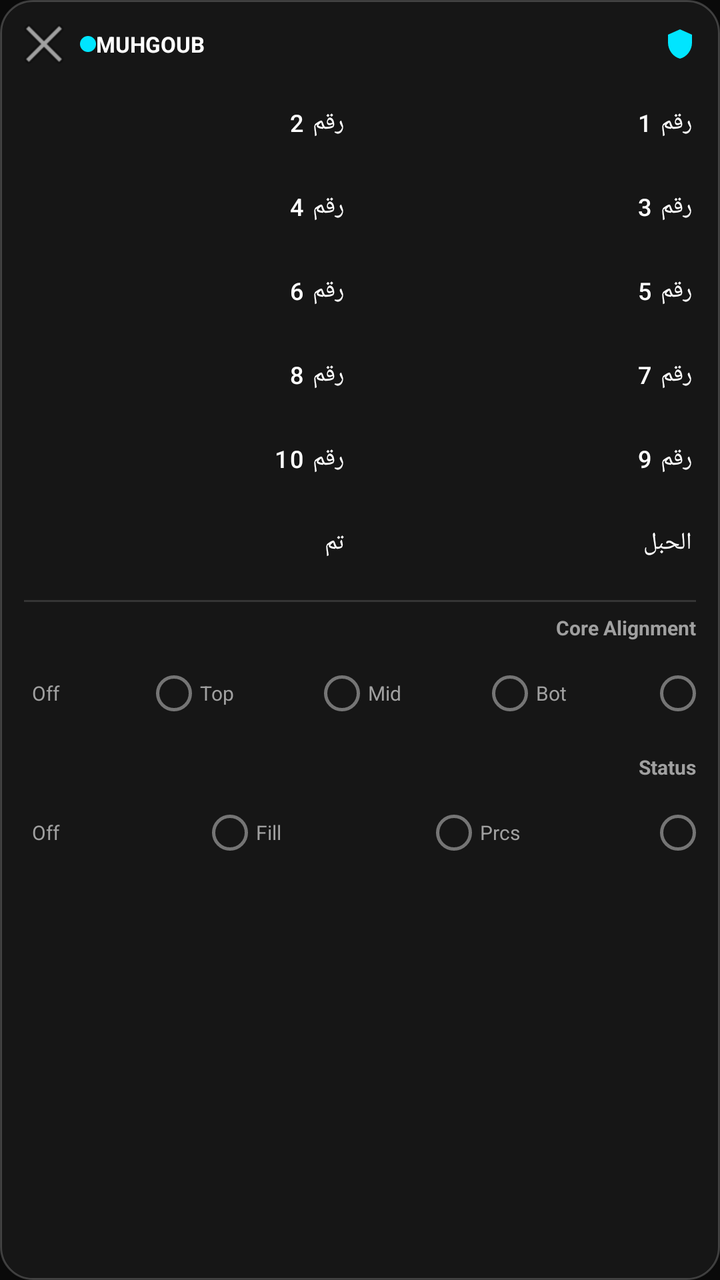
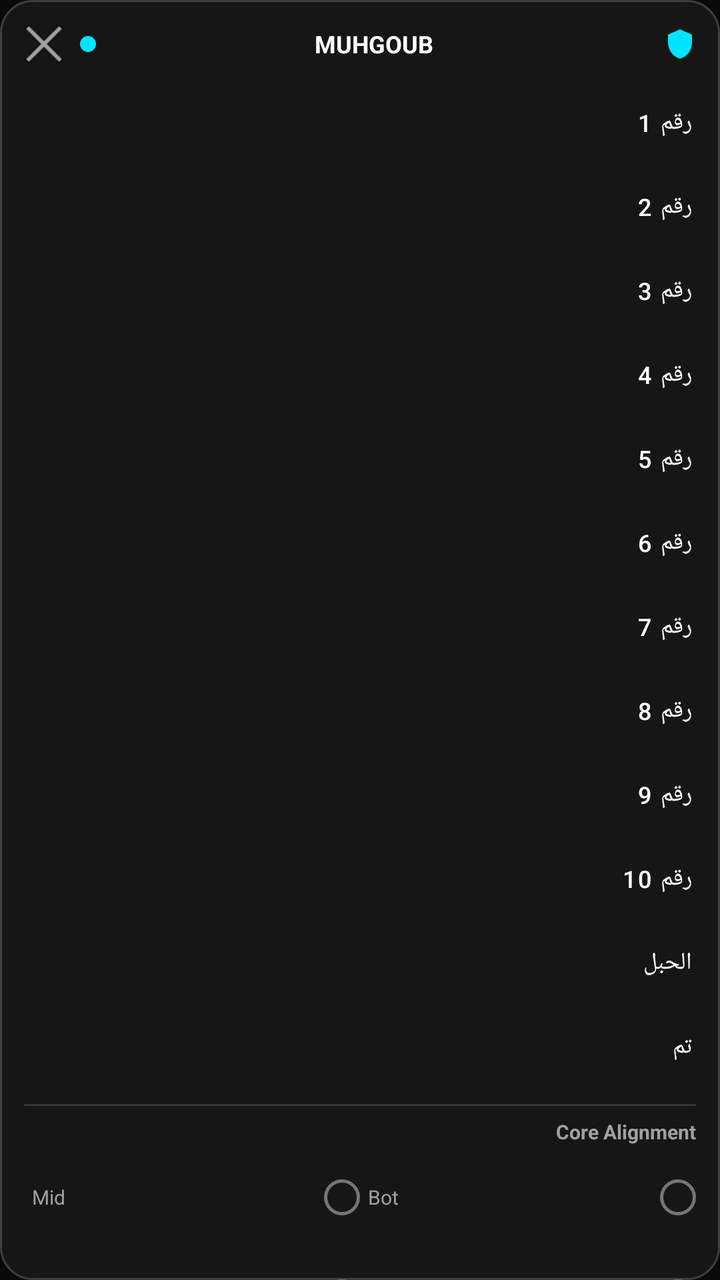

Screens rendered from an Android XML layout before and after an edit, with the pre-edit source and the edit as a unified diff.
<!-- AndroidManifest.xml: application theme Theme.MuhgoubHUD -->
<!-- res/layout/overlay_panel.xml -->
<?xml version="1.0" encoding="utf-8"?>
<FrameLayout xmlns:android="http://schemas.android.com/apk/res/android"
    android:id="@+id/panelRoot"
    android:layout_width="match_parent"
    android:layout_height="match_parent"
    android:background="@drawable/bg_panel">

    <ScrollView
        android:layout_width="match_parent"
        android:layout_height="match_parent"
        android:scrollbars="none">

    <LinearLayout
        android:layout_width="match_parent"
        android:layout_height="wrap_content"
        android:layoutDirection="rtl"
        android:orientation="vertical"
        android:padding="12dp">

    
    <LinearLayout
        android:id="@+id/dragHandle"
        android:layout_width="match_parent"
        android:layout_height="wrap_content"
        android:gravity="center_vertical"
        android:orientation="horizontal"
        android:paddingBottom="8dp">

        <ImageView
            android:layout_width="16dp"
            android:layout_height="16dp"
            android:layout_marginEnd="6dp"
            android:src="@drawable/ic_shield" />

        <TextView
            android:layout_width="0dp"
            android:layout_height="wrap_content"
            android:layout_weight="1"
            android:text="@string/app_name"
            android:textColor="@color/text_primary"
            android:textSize="11sp"
            android:textStyle="bold" />

        <View
            android:id="@+id/statusDot"
            android:layout_width="8dp"
            android:layout_height="8dp"
            android:layout_marginEnd="8dp"
            android:background="@drawable/bg_icon_circle_accent" />

        <ImageButton
            android:id="@+id/btnMinimize"
            android:layout_width="20dp"
            android:layout_height="20dp"
            android:background="@android:color/transparent"
            android:contentDescription="@string/close_panel"
            android:src="@android:drawable/ic_menu_close_clear_cancel" />

    </LinearLayout>

    
    <GridLayout
        android:id="@+id/gridTools"
        android:layout_width="match_parent"
        android:layout_height="wrap_content"
        android:columnCount="2"
        android:rowCount="6"
        android:alignmentMode="alignMargins"
        android:columnOrderPreserved="true">

        
        <Button android:id="@+id/btnTool0" style="@style/HudToggleButton" android:layout_width="0dp" android:layout_columnWeight="1" android:layout_marginEnd="6dp" android:text="رقم 1" />
        <Button android:id="@+id/btnTool1" style="@style/HudToggleButton" android:layout_width="0dp" android:layout_columnWeight="1" android:layout_marginStart="6dp" android:text="رقم 2" />

        
        <Button android:id="@+id/btnTool2" style="@style/HudToggleButton" android:layout_width="0dp" android:layout_columnWeight="1" android:layout_marginEnd="6dp" android:text="رقم 3" />
        <Button android:id="@+id/btnTool3" style="@style/HudToggleButton" android:layout_width="0dp" android:layout_columnWeight="1" android:layout_marginStart="6dp" android:text="رقم 4" />

        
        <Button android:id="@+id/btnTool4" style="@style/HudToggleButton" android:layout_width="0dp" android:layout_columnWeight="1" android:layout_marginEnd="6dp" android:text="رقم 5" />
        <Button android:id="@+id/btnTool5" style="@style/HudToggleButton" android:layout_width="0dp" android:layout_columnWeight="1" android:layout_marginStart="6dp" android:text="رقم 6" />

        
        <Button android:id="@+id/btnTool6" style="@style/HudToggleButton" android:layout_width="0dp" android:layout_columnWeight="1" android:layout_marginEnd="6dp" android:text="رقم 7" />
        <Button android:id="@+id/btnTool7" style="@style/HudToggleButton" android:layout_width="0dp" android:layout_columnWeight="1" android:layout_marginStart="6dp" android:text="رقم 8" />

        
        <Button android:id="@+id/btnTool8" style="@style/HudToggleButton" android:layout_width="0dp" android:layout_columnWeight="1" android:layout_marginEnd="6dp" android:text="رقم 9" />
        <Button android:id="@+id/btnTool9" style="@style/HudToggleButton" android:layout_width="0dp" android:layout_columnWeight="1" android:layout_marginStart="6dp" android:text="رقم 10" />

        
        <Button android:id="@+id/btnTool10" style="@style/HudToggleButton" android:layout_width="0dp" android:layout_columnWeight="1" android:layout_marginEnd="6dp" android:text="الحبل" />
        <Button android:id="@+id/btnTool11" style="@style/HudToggleButton" android:layout_width="0dp" android:layout_columnWeight="1" android:layout_marginStart="6dp" android:text="تم" />

    </GridLayout>

    
    <View
        android:layout_width="match_parent"
        android:layout_height="1dp"
        android:layout_marginTop="8dp"
        android:layout_marginBottom="6dp"
        android:background="#22FFFFFF" />

    
    <TextView
        android:layout_width="wrap_content"
        android:layout_height="wrap_content"
        android:text="@string/section_core_align"
        android:textColor="@color/text_secondary"
        android:textSize="10sp"
        android:textStyle="bold" />

    <RadioGroup
        android:id="@+id/radioCoreAlign"
        android:layout_width="match_parent"
        android:layout_height="wrap_content"
        android:layout_marginTop="2dp"
        android:orientation="horizontal">

        <RadioButton android:id="@+id/rbAlignBottom" style="@style/HudRadioButton" android:layout_width="0dp" android:layout_weight="1" android:text="@string/align_bottom" />
        <RadioButton android:id="@+id/rbAlignMid" style="@style/HudRadioButton" android:layout_width="0dp" android:layout_weight="1" android:text="@string/align_mid" />
        <RadioButton android:id="@+id/rbAlignTop" style="@style/HudRadioButton" android:layout_width="0dp" android:layout_weight="1" android:text="@string/align_top" />
        <RadioButton android:id="@+id/rbAlignOff" style="@style/HudRadioButton" android:layout_width="0dp" android:layout_weight="1" android:text="@string/align_off" />

    </RadioGroup>

    
    <TextView
        android:layout_width="wrap_content"
        android:layout_height="wrap_content"
        android:layout_marginTop="6dp"
        android:text="@string/section_status"
        android:textColor="@color/text_secondary"
        android:textSize="10sp"
        android:textStyle="bold" />

    <RadioGroup
        android:id="@+id/radioStatus"
        android:layout_width="match_parent"
        android:layout_height="wrap_content"
        android:layout_marginTop="2dp"
        android:orientation="horizontal">

        <RadioButton android:id="@+id/rbStatusPrcs" style="@style/HudRadioButton" android:layout_width="0dp" android:layout_weight="1" android:text="@string/status_prcs" />
        <RadioButton android:id="@+id/rbStatusFill" style="@style/HudRadioButton" android:layout_width="0dp" android:layout_weight="1" android:text="@string/status_fill" />
        <RadioButton android:id="@+id/rbStatusOff" style="@style/HudRadioButton" android:layout_width="0dp" android:layout_weight="1" android:text="@string/status_off" />

    </RadioGroup>

    </LinearLayout>
    </ScrollView>
</FrameLayout>
<!-- resources referenced by this layout -->
<resources>
  <color name="text_primary">#FFFFFFFF</color>
  <color name="text_secondary">#FFA0A0A0</color>
  <!-- drawable bg_icon_circle_accent (drawable) -->
  <?xml version="1.0" encoding="utf-8"?>
  <shape xmlns:android="http://schemas.android.com/apk/res/android"
      android:shape="oval">
      <solid android:color="#00E5FF" />
  </shape>
  <!-- drawable bg_panel (drawable) -->
  <?xml version="1.0" encoding="utf-8"?>
  <shape xmlns:android="http://schemas.android.com/apk/res/android"
      android:shape="rectangle">
      <solid android:color="#CC1A1A1A" />
      <corners android:radius="16dp" />
      <stroke android:width="1dp" android:color="#33FFFFFF" />
  </shape>
  <!-- drawable ic_shield (drawable) -->
  <?xml version="1.0" encoding="utf-8"?>
  <vector xmlns:android="http://schemas.android.com/apk/res/android"
      android:width="24dp"
      android:height="24dp"
      android:viewportWidth="24"
      android:viewportHeight="24">
      <path
          android:fillColor="#00E5FF"
          android:pathData="M12,1L3,5v6c0,5.55 3.84,10.74 9,12 5.16,-1.26 9,-6.45 9,-12V5l-9,-4z"/>
  </vector>
  <string name="align_bottom">Bot</string>
  <string name="align_mid">Mid</string>
  <string name="align_off">Off</string>
  <string name="align_top">Top</string>
  <string name="app_name">MUHGOUB</string>
  <string name="close_panel">إغلاق</string>
  <string name="section_core_align">Core Alignment</string>
  <string name="section_status">Status</string>
  <string name="status_fill">Fill</string>
  <string name="status_off">Off</string>
  <string name="status_prcs">Prcs</string>
  <style name="HudRadioButton">
          <item name="android:layout_width">wrap_content</item>
          <item name="android:layout_height">wrap_content</item>
          <item name="android:layout_marginEnd">4dp</item>
          <item name="android:button">@drawable/radio_selector</item>
          <item name="android:textColor">@color/text_secondary</item>
          <item name="android:textSize">10sp</item>
          <item name="android:paddingStart">4dp</item>
          <item name="android:gravity">center_vertical</item>
      </style>
  <style name="Theme.MuhgoubHUD" parent="Theme.MaterialComponents.DayNight.NoActionBar">
          <item name="colorPrimary">@color/accent</item>
          <item name="colorPrimaryDark">@color/pure_black</item>
          <item name="colorAccent">@color/cyan_accent</item>
          <item name="android:windowBackground">@color/bg_dark</item>
          <item name="android:statusBarColor">@color/pure_black</item>
          <item name="android:navigationBarColor">@color/pure_black</item>
          <item name="android:windowLightStatusBar" tools:targetApi="m">false</item>
      </style>
  <!-- drawable radio_selector (drawable) -->
  <?xml version="1.0" encoding="utf-8"?>
  <selector xmlns:android="http://schemas.android.com/apk/res/android">
      <item android:state_checked="true" android:drawable="@drawable/bg_radio_on" />
      <item android:state_checked="false" android:drawable="@drawable/bg_radio_off" />
  </selector>
  <color name="accent">#FF2196F3</color>
  <color name="pure_black">#FF000000</color>
  <color name="cyan_accent">#FF2FD8CE</color>
  <color name="bg_dark">#FF0A0A0A</color>
  <!-- drawable bg_radio_off (drawable) -->
  <?xml version="1.0" encoding="utf-8"?>
  <shape xmlns:android="http://schemas.android.com/apk/res/android"
      android:shape="oval">
      <solid android:color="@android:color/transparent" />
      <stroke android:width="1.6dp" android:color="@color/checkbox_border" />
      <size android:width="18dp" android:height="18dp" />
  </shape>
  <color name="check_green">#FF34C77A</color>
  <color name="checkbox_border">#FF5A5F63</color>
  <!-- unchanged entries left out for length: 2 -->
</resources>

<!-- the commit's change to res/layout/overlay_panel.xml (unified diff, before → after) -->
@@ -36,9 +36,10 @@
             android:layout_width="0dp"
             android:layout_height="wrap_content"
             android:layout_weight="1"
+            android:gravity="center"
             android:text="@string/app_name"
             android:textColor="@color/text_primary"
-            android:textSize="11sp"
+            android:textSize="12sp"
             android:textStyle="bold" />
 
         <View
@@ -63,34 +64,21 @@
         android:id="@+id/gridTools"
         android:layout_width="match_parent"
         android:layout_height="wrap_content"
-        android:columnCount="2"
-        android:rowCount="6"
-        android:alignmentMode="alignMargins"
-        android:columnOrderPreserved="true">
+        android:columnCount="1"
+        android:rowCount="12">
 
-        
-        <Button android:id="@+id/btnTool0" style="@style/HudToggleButton" android:layout_width="0dp" android:layout_columnWeight="1" android:layout_marginEnd="6dp" android:text="رقم 1" />
-        <Button android:id="@+id/btnTool1" style="@style/HudToggleButton" android:layout_width="0dp" android:layout_columnWeight="1" android:layout_marginStart="6dp" android:text="رقم 2" />
-
-        
-        <Button android:id="@+id/btnTool2" style="@style/HudToggleButton" android:layout_width="0dp" android:layout_columnWeight="1" android:layout_marginEnd="6dp" android:text="رقم 3" />
-        <Button android:id="@+id/btnTool3" style="@style/HudToggleButton" android:layout_width="0dp" android:layout_columnWeight="1" android:layout_marginStart="6dp" android:text="رقم 4" />
-
-        
-        <Button android:id="@+id/btnTool4" style="@style/HudToggleButton" android:layout_width="0dp" android:layout_columnWeight="1" android:layout_marginEnd="6dp" android:text="رقم 5" />
-        <Button android:id="@+id/btnTool5" style="@style/HudToggleButton" android:layout_width="0dp" android:layout_columnWeight="1" android:layout_marginStart="6dp" android:text="رقم 6" />
-
-        
-        <Button android:id="@+id/btnTool6" style="@style/HudToggleButton" android:layout_width="0dp" android:layout_columnWeight="1" android:layout_marginEnd="6dp" android:text="رقم 7" />
-        <Button android:id="@+id/btnTool7" style="@style/HudToggleButton" android:layout_width="0dp" android:layout_columnWeight="1" android:layout_marginStart="6dp" android:text="رقم 8" />
-
-        
-        <Button android:id="@+id/btnTool8" style="@style/HudToggleButton" android:layout_width="0dp" android:layout_columnWeight="1" android:layout_marginEnd="6dp" android:text="رقم 9" />
-        <Button android:id="@+id/btnTool9" style="@style/HudToggleButton" android:layout_width="0dp" android:layout_columnWeight="1" android:layout_marginStart="6dp" android:text="رقم 10" />
-
-        
-        <Button android:id="@+id/btnTool10" style="@style/HudToggleButton" android:layout_width="0dp" android:layout_columnWeight="1" android:layout_marginEnd="6dp" android:text="الحبل" />
-        <Button android:id="@+id/btnTool11" style="@style/HudToggleButton" android:layout_width="0dp" android:layout_columnWeight="1" android:layout_marginStart="6dp" android:text="تم" />
+        <Button android:id="@+id/btnTool0" style="@style/HudToggleButton" android:layout_width="match_parent" android:text="رقم 1" />
+        <Button android:id="@+id/btnTool1" style="@style/HudToggleButton" android:layout_width="match_parent" android:text="رقم 2" />
+        <Button android:id="@+id/btnTool2" style="@style/HudToggleButton" android:layout_width="match_parent" android:text="رقم 3" />
+        <Button android:id="@+id/btnTool3" style="@style/HudToggleButton" android:layout_width="match_parent" android:text="رقم 4" />
+        <Button android:id="@+id/btnTool4" style="@style/HudToggleButton" android:layout_width="match_parent" android:text="رقم 5" />
+        <Button android:id="@+id/btnTool5" style="@style/HudToggleButton" android:layout_width="match_parent" android:text="رقم 6" />
+        <Button android:id="@+id/btnTool6" style="@style/HudToggleButton" android:layout_width="match_parent" android:text="رقم 7" />
+        <Button android:id="@+id/btnTool7" style="@style/HudToggleButton" android:layout_width="match_parent" android:text="رقم 8" />
+        <Button android:id="@+id/btnTool8" style="@style/HudToggleButton" android:layout_width="match_parent" android:text="رقم 9" />
+        <Button android:id="@+id/btnTool9" style="@style/HudToggleButton" android:layout_width="match_parent" android:text="رقم 10" />
+        <Button android:id="@+id/btnTool10" style="@style/HudToggleButton" android:layout_width="match_parent" android:text="الحبل" />
+        <Button android:id="@+id/btnTool11" style="@style/HudToggleButton" android:layout_width="match_parent" android:text="تم" />
 
     </GridLayout>
 
@@ -111,19 +99,34 @@
         android:textSize="10sp"
         android:textStyle="bold" />
 
-    <RadioGroup
-        android:id="@+id/radioCoreAlign"
+    <LinearLayout
         android:layout_width="match_parent"
         android:layout_height="wrap_content"
         android:layout_marginTop="2dp"
-        android:orientation="horizontal">
+        android:orientation="vertical">
 
-        <RadioButton android:id="@+id/rbAlignBottom" style="@style/HudRadioButton" android:layout_width="0dp" android:layout_weight="1" android:text="@string/align_bottom" />
-        <RadioButton android:id="@+id/rbAlignMid" style="@style/HudRadioButton" android:layout_width="0dp" android:layout_weight="1" android:text="@string/align_mid" />
-        <RadioButton android:id="@+id/rbAlignTop" style="@style/HudRadioButton" android:layout_width="0dp" android:layout_weight="1" android:text="@string/align_top" />
-        <RadioButton android:id="@+id/rbAlignOff" style="@style/HudRadioButton" android:layout_width="0dp" android:layout_weight="1" android:text="@string/align_off" />
+        <LinearLayout
+            android:layout_width="match_parent"
+            android:layout_height="wrap_content"
+            android:orientation="horizontal">
 
-    </RadioGroup>
+            <RadioButton android:id="@+id/rbAlignBottom" style="@style/HudRadioButton" android:layout_width="0dp" android:layout_weight="1" android:text="@string/align_bottom" />
+            <RadioButton android:id="@+id/rbAlignMid" style="@style/HudRadioButton" android:layout_width="0dp" android:layout_weight="1" android:text="@string/align_mid" />
+
+        </LinearLayout>
+
+        <LinearLayout
+            android:layout_width="match_parent"
+            android:layout_height="wrap_content"
+            android:layout_marginTop="2dp"
+            android:orientation="horizontal">
+
+            <RadioButton android:id="@+id/rbAlignTop" style="@style/HudRadioButton" android:layout_width="0dp" android:layout_weight="1" android:text="@string/align_top" />
+            <RadioButton android:id="@+id/rbAlignOff" style="@style/HudRadioButton" android:layout_width="0dp" android:layout_weight="1" android:text="@string/align_off" />
+
+        </LinearLayout>
+
+    </LinearLayout>
 
     
     <TextView
